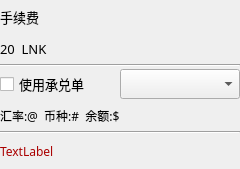
The window that LNKWallet/FeeChooseWidget.ui (HcashOrg/hx-indicator) describes before a commit, drawn with Qt 5.
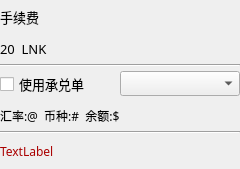
The same window after the commit.

```diff
--- a/LNKWallet/FeeChooseWidget.ui
+++ b/LNKWallet/FeeChooseWidget.ui
@@ -164,13 +164,13 @@
          <property name="minimumSize">
           <size>
            <width>0</width>
-           <height>30</height>
+           <height>24</height>
           </size>
          </property>
          <property name="maximumSize">
           <size>
            <width>16777215</width>
-           <height>30</height>
+           <height>25</height>
           </size>
          </property>
          <property name="font">
```
